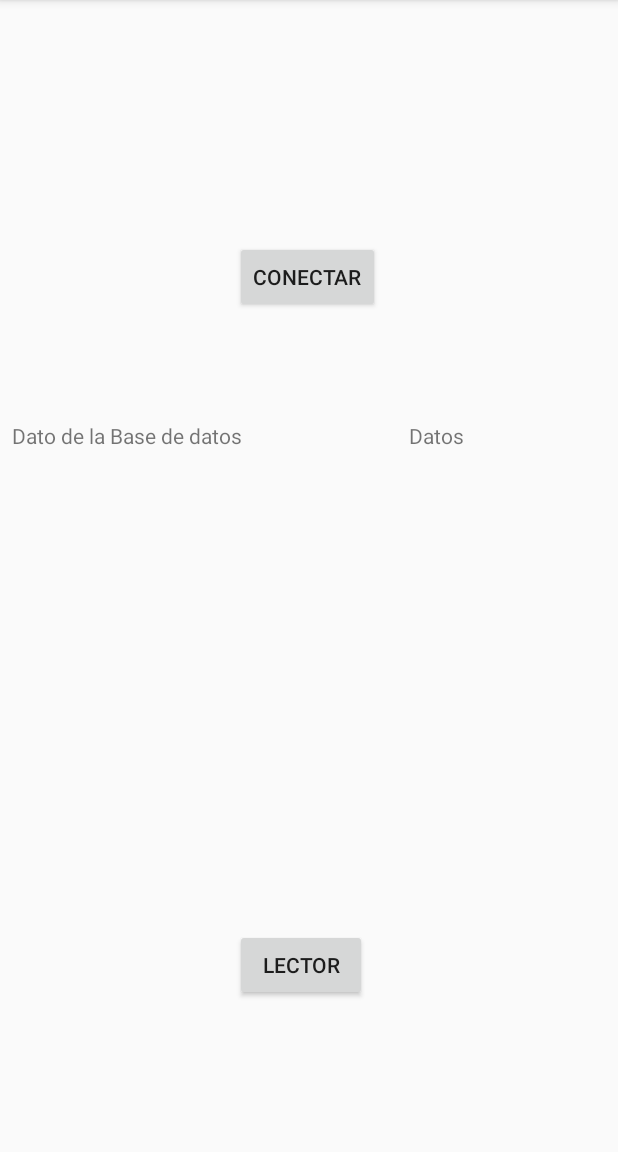
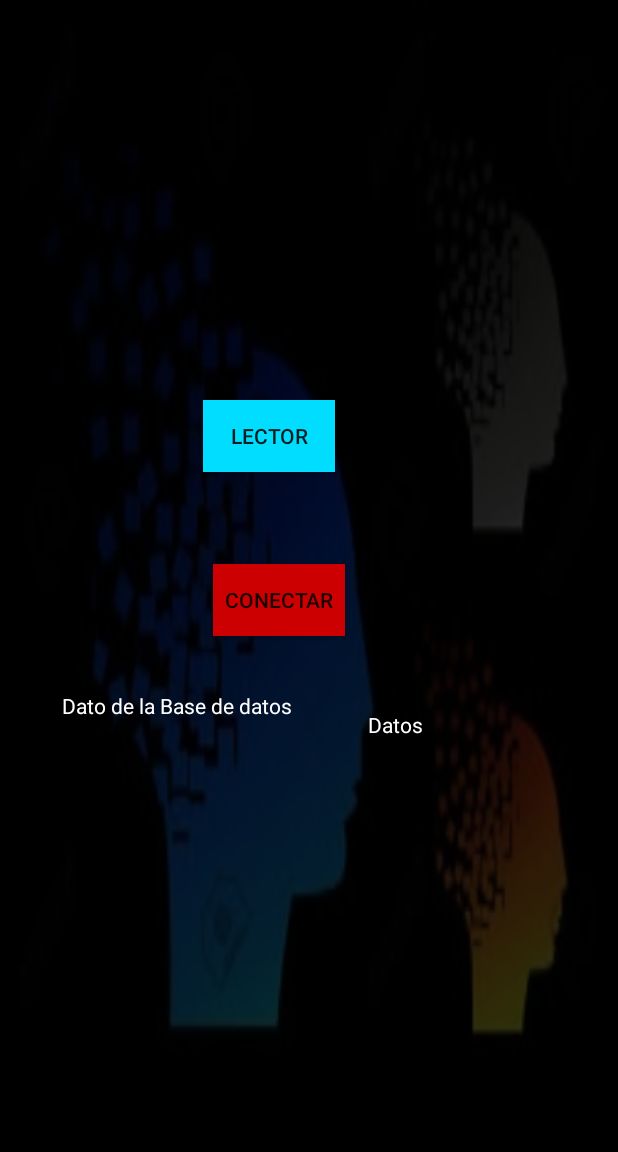
Before and after one commit to AdrianGCS/Proyecto-de-Fin-de-Grado, an Android app: the screen it shows after launch (MainActivity), on a phone screen of 412 x 824 dp, the part 84-1236 px from its top. Run offline under Robolectric (Android 15) with nearby library versions, the phone set to English and light mode, and no system bars.

Commit message:
Realizada interfaz
Si quieres toca algo pero esta bien
h metido varias imagenes como el video que te pase para el log

```diff
--- a/Proyecto/app/src/main/AndroidManifest.xml
+++ b/Proyecto/app/src/main/AndroidManifest.xml
@@ -1,16 +1,20 @@
 <?xml version="1.0" encoding="utf-8"?>
 <manifest xmlns:android="http://schemas.android.com/apk/res/android"
     package="com.example.usuario.proyecto">
-<meta-data
-    android:name="com.google.android.gms.vision.DEPENDENCIES"
-    android:value="barcode"/>
+
+    <meta-data
+        android:name="com.google.android.gms.vision.DEPENDENCIES"
+        android:value="barcode" />
+
     <uses-permission android:name="android.permission.CAMERA" />
     <uses-permission android:name="android.permission.VIBRATE" />
     <uses-permission android:name="android.permission.INTERNET" />
     <uses-permission android:name="android.permission.WAKE_LOCK" />
-<uses-permission android:name="android.permission.WRITE_EXTERNAL_STORAGE"/>
-    <uses-feature android:name="android.hardware.camera"  android:required="true"/>
+    <uses-permission android:name="android.permission.WRITE_EXTERNAL_STORAGE" />
 
+    <uses-feature
+        android:name="android.hardware.camera"
+        android:required="true" />
     <uses-feature android:name="android.hardware.camera.autofocus" />
 
     <application
@@ -20,7 +24,7 @@
         android:roundIcon="@mipmap/ic_launcher_round"
         android:supportsRtl="true"
         android:theme="@style/AppTheme">
-        <activity android:name=".EscanerQr"></activity>
+        <activity android:name=".EscanerQr" />
         <activity android:name=".ImagenQr" />
         <activity android:name=".MainActivity" />
         <activity android:name=".Splah">
--- a/Proyecto/app/src/main/java/com/example/usuario/proyecto/EscanerQr.java
+++ b/Proyecto/app/src/main/java/com/example/usuario/proyecto/EscanerQr.java
@@ -149,4 +149,5 @@ protected void onResume() {
         super.onResume();
         initialiseDetectorsAndSources();
         }
+
 }
--- a/Proyecto/app/src/main/res/layout/activity_main.xml
+++ b/Proyecto/app/src/main/res/layout/activity_main.xml
@@ -2,12 +2,21 @@
 <android.support.constraint.ConstraintLayout xmlns:android="http://schemas.android.com/apk/res/android"
     xmlns:app="http://schemas.android.com/apk/res-auto"
     xmlns:tools="http://schemas.android.com/tools"
-
+android:background="@drawable/descarga"
     android:layout_width="match_parent"
     android:layout_height="match_parent"
     tools:context=".MainActivity">
 
+    <LinearLayout
+        android:layout_width="match_parent"
+        android:layout_height="match_parent"
+        android:background="#d0000000"
+        android:gravity="center"
+        android:orientation="vertical"
+        tools:layout_editor_absoluteX="0dp"
+        tools:layout_editor_absoluteY="35dp">
 
+    </LinearLayout>
     <Button
         android:id="@+id/btnScanBarcode"
         android:layout_width="wrap_content"
@@ -18,13 +27,14 @@
         android:layout_marginEnd="8dp"
         android:layout_marginRight="8dp"
         android:layout_marginBottom="8dp"
+        android:background="@android:color/holo_blue_bright"
         android:text="LECTOR"
         app:layout_constraintBottom_toBottomOf="parent"
         app:layout_constraintEnd_toEndOf="parent"
-        app:layout_constraintHorizontal_bias="0.482"
+        app:layout_constraintHorizontal_bias="0.413"
         app:layout_constraintStart_toStartOf="parent"
         app:layout_constraintTop_toTopOf="parent"
-        app:layout_constraintVertical_bias="0.868" />
+        app:layout_constraintVertical_bias="0.367" />
 
     <Button
         android:id="@+id/Conectar"
@@ -36,13 +46,14 @@
         android:layout_marginEnd="8dp"
         android:layout_marginRight="8dp"
         android:layout_marginBottom="8dp"
+        android:background="@android:color/holo_red_dark"
         android:text="Conectar"
         app:layout_constraintBottom_toBottomOf="parent"
         app:layout_constraintEnd_toEndOf="parent"
-        app:layout_constraintHorizontal_bias="0.496"
+        app:layout_constraintHorizontal_bias="0.436"
         app:layout_constraintStart_toStartOf="parent"
         app:layout_constraintTop_toTopOf="parent"
-        app:layout_constraintVertical_bias="0.217" />
+        app:layout_constraintVertical_bias="0.523" />
 
     <TextView
         android:id="@+id/textView3"
@@ -55,18 +66,18 @@
         android:layout_marginRight="8dp"
         android:layout_marginBottom="8dp"
         android:text="Dato de la Base de datos"
+        android:textColor="@android:color/background_light"
         app:layout_constraintBottom_toBottomOf="parent"
         app:layout_constraintEnd_toEndOf="parent"
-        app:layout_constraintHorizontal_bias="0.0"
+        app:layout_constraintHorizontal_bias="0.136"
         app:layout_constraintStart_toStartOf="parent"
         app:layout_constraintTop_toTopOf="parent"
-        app:layout_constraintVertical_bias="0.378" />
+        app:layout_constraintVertical_bias="0.628" />
 
     <TextView
         android:id="@+id/Datos"
         android:layout_width="wrap_content"
         android:layout_height="wrap_content"
-
         android:layout_marginStart="8dp"
         android:layout_marginLeft="8dp"
         android:layout_marginTop="8dp"
@@ -74,11 +85,12 @@
         android:layout_marginRight="8dp"
         android:layout_marginBottom="8dp"
         android:text="Datos"
+        android:textColor="@android:color/background_light"
         app:layout_constraintBottom_toBottomOf="parent"
         app:layout_constraintEnd_toEndOf="parent"
-        app:layout_constraintHorizontal_bias="0.737"
+        app:layout_constraintHorizontal_bias="0.66"
         app:layout_constraintStart_toStartOf="parent"
         app:layout_constraintTop_toTopOf="parent"
-        app:layout_constraintVertical_bias="0.372" />
+        app:layout_constraintVertical_bias="0.635" />
 
 </android.support.constraint.ConstraintLayout>
```
Also changed, not shown: Proyecto/app/src/main/res/drawable/a.jpg (added), Proyecto/app/src/main/res/drawable/ss.jpg (added).
